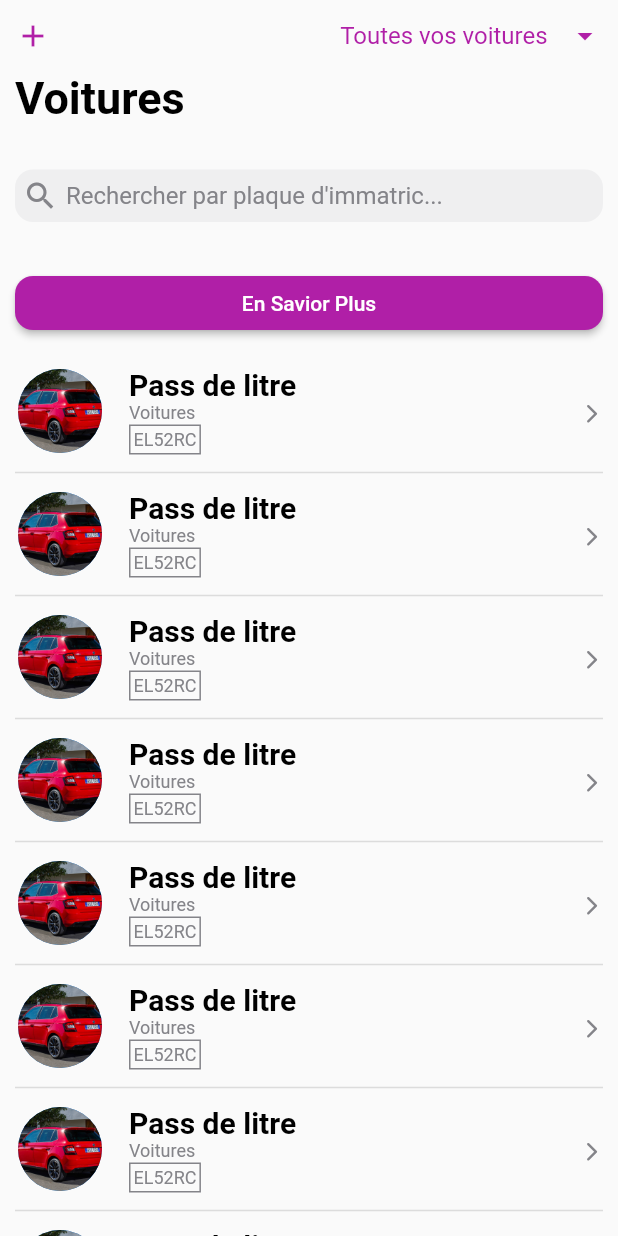
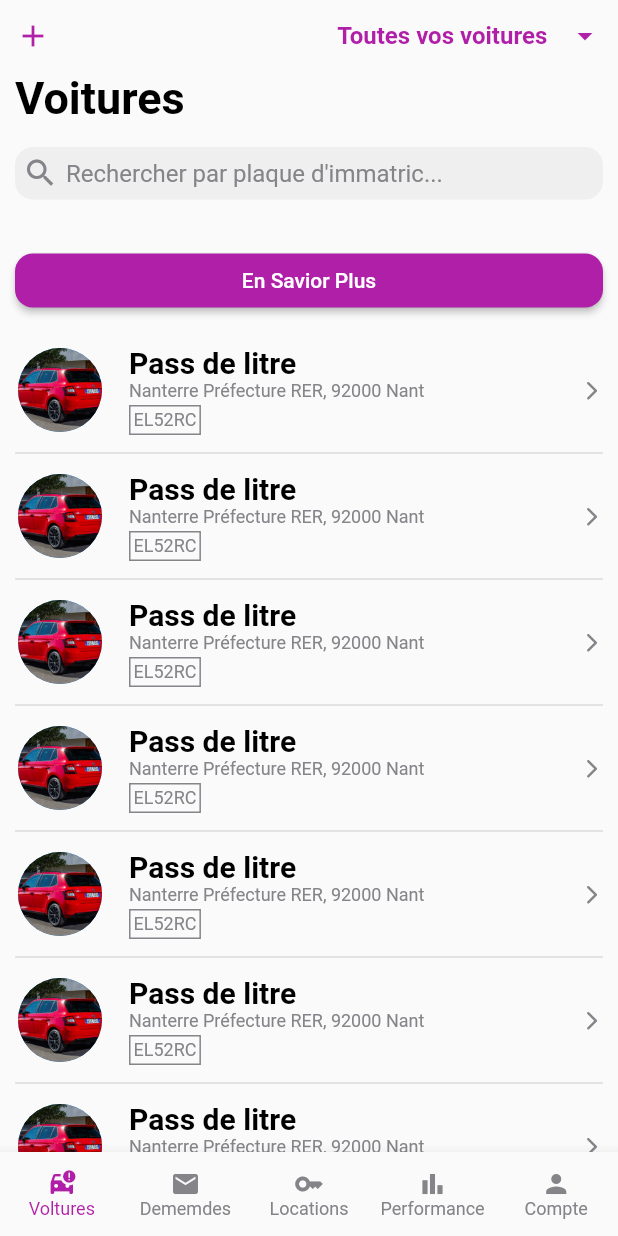
Before and after one commit to Moustapha918/general-drive-mobile, a Flutter app: the screen it shows after launch, on a phone screen of 412 x 824 dp. Run offline on Flutter 3.47's test engine with Material 2 defaults, Android fonts, the phone set to English and light mode, and no system bars.

Commit message:
dashboard

```diff
--- a/lib/dashboard/dashboard_screen.dart
+++ b/lib/dashboard/dashboard_screen.dart
@@ -14,6 +14,33 @@ class _DashboardScreenState extends State<DashboardScreen> {
   Widget build(BuildContext context) {
     return SafeArea(
       child: Scaffold(
+        bottomNavigationBar: BottomNavigationBar(
+          selectedItemColor: CColors.blueColor,
+          unselectedItemColor: CColors.textColor,iconSize: 20,
+          showSelectedLabels: true,
+          showUnselectedLabels: true,
+          type: BottomNavigationBarType.fixed,
+          selectedLabelStyle: const TextStyle(fontSize: 12),
+          unselectedLabelStyle: const TextStyle(fontSize: 12),
+
+          items: [
+            BottomNavigationBarItem(
+                icon: Icon(
+                  Icons.car_crash,
+                  color: CColors.blueColor,
+                ),
+                label: "Voltures"),
+
+            const BottomNavigationBarItem(
+                icon: Icon(Icons.mail), label: "Dememdes"),
+            const BottomNavigationBarItem(
+                icon: Icon(Icons.key), label: "Locations"),
+            const BottomNavigationBarItem(
+                icon: Icon(Icons.bar_chart), label: "Performance"),
+            const BottomNavigationBarItem(
+                icon: Icon(Icons.person), label: "Compte"),
+          ],
+        ),
         body: Padding(
           padding: const EdgeInsets.symmetric(horizontal: 10),
           child: Column(
@@ -40,7 +67,9 @@ class _DashboardScreenState extends State<DashboardScreen> {
                             value: e,
                             child: Text(
                               e,
-                              style: TextStyle(color: CColors.blueColor),
+                              style: TextStyle(
+                                  color: CColors.blueColor,
+                                  fontWeight: FontWeight.bold),
                             ),
                           ),
                         )
@@ -55,12 +84,12 @@ class _DashboardScreenState extends State<DashboardScreen> {
                     fontWeight: FontWeight.bold,
                     fontSize: 30),
               ),
-              SizedBox(
-                height: 30,
+              const SizedBox(
+                height: 15,
               ),
               Container(
                 width: double.infinity,
-                padding: EdgeInsets.symmetric(horizontal: 5),
+                padding: const EdgeInsets.symmetric(horizontal: 5),
                 decoration: BoxDecoration(
                   color: CColors.greyColor,
                   borderRadius: BorderRadius.circular(12),
@@ -88,7 +117,7 @@ class _DashboardScreenState extends State<DashboardScreen> {
                   ],
                 ),
               ),
-              SizedBox(
+              const SizedBox(
                 height: 30,
               ),
               SizedBox(
@@ -102,7 +131,7 @@ class _DashboardScreenState extends State<DashboardScreen> {
                           borderRadius: BorderRadius.circular(12))),
                 ),
               ),
-              SizedBox(
+              const SizedBox(
                 height: 15,
               ),
               Expanded(
@@ -129,7 +158,7 @@ class _DashboardScreenState extends State<DashboardScreen> {
                               mainAxisAlignment: MainAxisAlignment.spaceBetween,
                               children: [
                                 Text(
-                                  "Voitures",
+                                  "Nanterre Préfecture RER, 92000 Nant",
                                   style: TextStyle(
                                       color: CColors.textColor, fontSize: 12),
                                 ),
@@ -140,14 +169,15 @@ class _DashboardScreenState extends State<DashboardScreen> {
                                 )
                               ],
                             ),
+                            SizedBox(height: 2,),
                             Container(
-                              padding: EdgeInsets.all(2),
+                              padding: const EdgeInsets.all(2),
                               decoration: BoxDecoration(
                                 border: Border.all(
                                   color: CColors.textColor,
                                 ),
                                 boxShadow: [
-                                  BoxShadow(
+                                  const BoxShadow(
                                     spreadRadius: 0,
                                     blurStyle: BlurStyle.outer,
                                     color: Colors.white,
```
